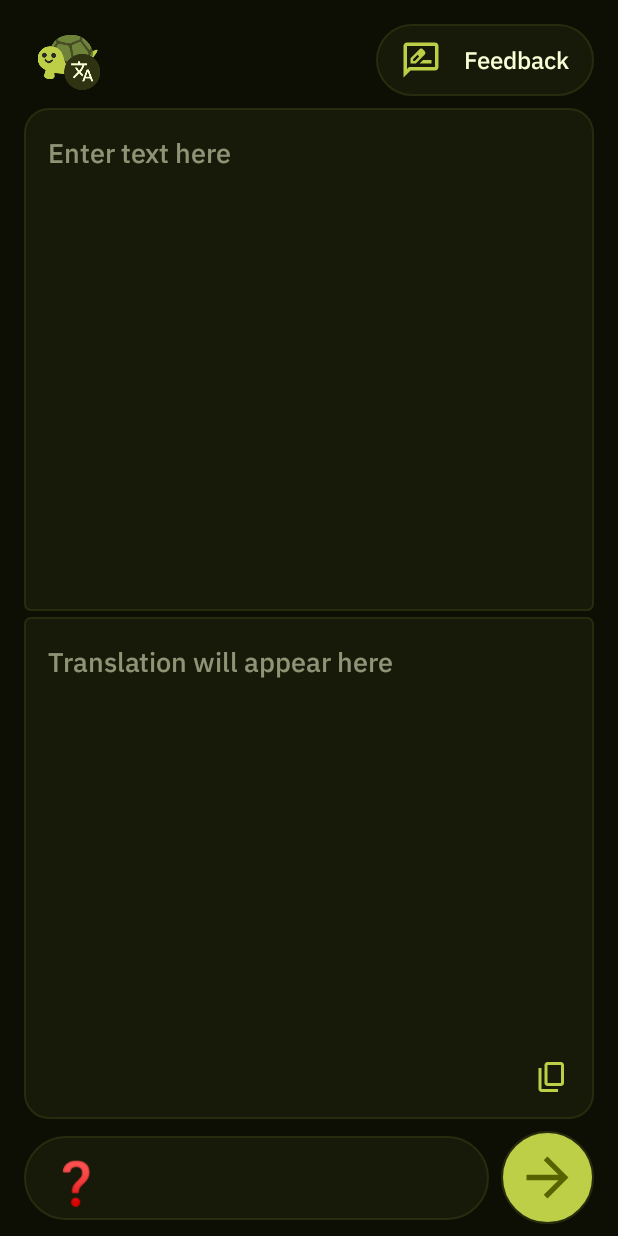
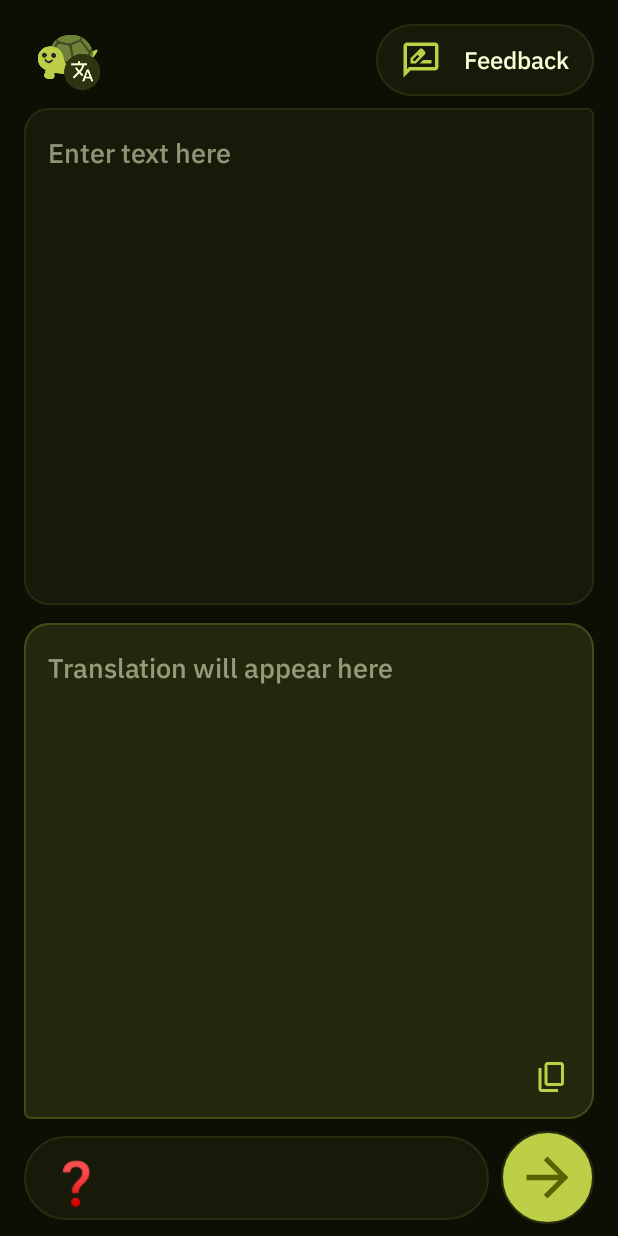
Before and after one commit to pavlik-dev/kogame-translate, an Android app: the TranslatorActivity screen opened directly, with no data from a screen before it, on a phone screen of 412 x 824 dp. Run offline under Robolectric (Android 15) with nearby library versions, the phone set to English and light mode, and no system bars; 1 statement that could not run was skipped.

Commit message:
Changed panels design to look more like message bubbles (and added an error icon)

```diff
--- a/app/src/main/java/kogame/translate/TranslatorActivity.java
+++ b/app/src/main/java/kogame/translate/TranslatorActivity.java
@@ -1,7 +1,9 @@
 package kogame.translate;
 
+import static android.view.View.GONE;
 import static android.view.View.TEXT_ALIGNMENT_CENTER;
 import static android.view.View.TEXT_ALIGNMENT_TEXT_START;
+import static android.view.View.VISIBLE;
 
 import android.annotation.SuppressLint;
 import android.content.ClipData;
@@ -16,6 +18,7 @@ import android.text.TextWatcher;
 import android.text.method.ScrollingMovementMethod;
 import android.view.Gravity;
 import android.view.View;
+import android.view.ViewGroup;
 import android.widget.TextView;
 import android.widget.Toast;
 
@@ -248,6 +251,10 @@ public class TranslatorActivity extends AppCompatActivity {
         ot.setGravity(error ? Gravity.CENTER : (Gravity.TOP | Gravity.START));
         ot.setTextAlignment(error ? TEXT_ALIGNMENT_CENTER : TEXT_ALIGNMENT_TEXT_START);
         ot.setText(content);
+        ViewGroup.LayoutParams params = ot.getLayoutParams();
+        params.height = error ? ViewGroup.LayoutParams.WRAP_CONTENT : 0;
+        ot.setLayoutParams(params);
+        binding.errorIcon.setVisibility(error ? VISIBLE : GONE);
         ot.setTextColor(error ? 0xFFFFD6D6 : 0xFFF9FFD6);
     }
 
--- /dev/null
+++ b/app/src/main/res/drawable/error.xml
@@ -0,0 +1,9 @@
+<vector xmlns:android="http://schemas.android.com/apk/res/android"
+    android:width="24dp"
+    android:height="24dp"
+    android:viewportWidth="960"
+    android:viewportHeight="960">
+  <path
+      android:pathData="M480,680q17,0 28.5,-11.5T520,640q0,-17 -11.5,-28.5T480,600q-17,0 -28.5,11.5T440,640q0,17 11.5,28.5T480,680ZM440,520h80v-240h-80v240ZM480,880q-83,0 -156,-31.5T197,763q-54,-54 -85.5,-127T80,480q0,-83 31.5,-156T197,197q54,-54 127,-85.5T480,80q83,0 156,31.5T763,197q54,54 85.5,127T880,480q0,83 -31.5,156T763,763q-54,54 -127,85.5T480,880ZM480,800q134,0 227,-93t93,-227q0,-134 -93,-227t-227,-93q-134,0 -227,93t-93,227q0,134 93,227t227,93ZM480,480Z"
+      android:fillColor="#FFD6D6"/>
+</vector>
--- a/app/src/main/res/drawable/input_panel.xml
+++ b/app/src/main/res/drawable/input_panel.xml
@@ -6,6 +6,6 @@
     android:viewportHeight="62">
     <solid android:color="#171A09"/>
     <stroke android:width="1dp" android:color="#282C0F" />
-    <corners android:topLeftRadius="16dp" android:topRightRadius="16dp"
-        android:bottomLeftRadius="4dp" android:bottomRightRadius="4dp"/>
+    <corners android:topLeftRadius="16dp" android:topRightRadius="4dp"
+        android:bottomLeftRadius="16dp" android:bottomRightRadius="16dp"/>
 </shape>
--- a/app/src/main/res/drawable/output_panel.xml
+++ b/app/src/main/res/drawable/output_panel.xml
@@ -4,8 +4,8 @@
     android:height="62dp"
     android:viewportWidth="166"
     android:viewportHeight="62">
-    <solid android:color="#171A09"/>
-    <stroke android:width="1dp" android:color="#282C0F" />
-    <corners android:topLeftRadius="4dp" android:topRightRadius="4dp"
-        android:bottomLeftRadius="16dp" android:bottomRightRadius="16dp"/>
+    <solid android:color="#23270D"/>
+    <stroke android:width="1dp" android:color="#444B19" />
+    <corners android:topLeftRadius="16dp" android:topRightRadius="16dp"
+        android:bottomLeftRadius="4dp" android:bottomRightRadius="16dp"/>
 </shape>
--- a/app/src/main/res/drawable/output_panel_error.xml
+++ b/app/src/main/res/drawable/output_panel_error.xml
@@ -4,8 +4,8 @@
     android:height="62dp"
     android:viewportWidth="166"
     android:viewportHeight="62">
-    <solid android:color="#1a0909"/>
-    <stroke android:width="1dp" android:color="#2c0f0f" />
-    <corners android:topLeftRadius="4dp" android:topRightRadius="4dp"
-        android:bottomLeftRadius="16dp" android:bottomRightRadius="16dp"/>
+    <solid android:color="#270d0d"/>
+    <stroke android:width="1dp" android:color="#4b1919" />
+    <corners android:topLeftRadius="16dp" android:topRightRadius="16dp"
+        android:bottomLeftRadius="4dp" android:bottomRightRadius="16dp"/>
 </shape>
--- a/app/src/main/res/layout/activity_translator.xml
+++ b/app/src/main/res/layout/activity_translator.xml
@@ -96,7 +96,7 @@
         android:layout_marginStart="16dp"
         android:layout_marginTop="8dp"
         android:layout_marginEnd="16dp"
-        android:layout_marginBottom="2dp"
+        android:layout_marginBottom="6dp"
         android:background="@drawable/input_panel"
         app:layout_constraintBottom_toTopOf="@+id/output_panel"
         app:layout_constraintEnd_toEndOf="parent"
@@ -143,7 +143,7 @@
         android:layout_width="0dp"
         android:layout_height="0dp"
         android:layout_marginStart="16dp"
-        android:layout_marginTop="2dp"
+        android:layout_marginTop="6dp"
         android:layout_marginEnd="16dp"
         android:layout_marginBottom="8dp"
         android:background="@drawable/output_panel"
@@ -159,7 +159,6 @@
             android:layout_height="0dp"
             android:autofillHints=""
             android:ems="10"
-            android:textSize="18sp"
             android:focusable="false"
             android:fontFamily="@font/ibm_plex_sans"
             android:gravity="start|top"
@@ -170,6 +169,7 @@
             android:scrollbars="vertical"
             android:textColor="#F9FFD6"
             android:textColorHint="#88F9FFD6"
+            android:textSize="18sp"
             app:layout_constraintBottom_toTopOf="@+id/copy_button"
             app:layout_constraintEnd_toEndOf="parent"
             app:layout_constraintStart_toStartOf="parent"
@@ -193,8 +193,20 @@
             android:layout_marginStart="16dp"
             android:layout_marginBottom="16dp"
             android:textColor="#9db032"
+            android:visibility="gone"
             app:layout_constraintBottom_toBottomOf="parent"
             app:layout_constraintStart_toStartOf="parent" />
+
+        <ImageView
+            android:id="@+id/errorIcon"
+            android:layout_width="64dp"
+            android:layout_height="64dp"
+            android:layout_marginBottom="8dp"
+            android:visibility="gone"
+            app:layout_constraintBottom_toTopOf="@+id/output_text"
+            app:layout_constraintEnd_toEndOf="parent"
+            app:layout_constraintStart_toStartOf="parent"
+            app:srcCompat="@drawable/error" />
 
     </androidx.constraintlayout.widget.ConstraintLayout>
 
```
